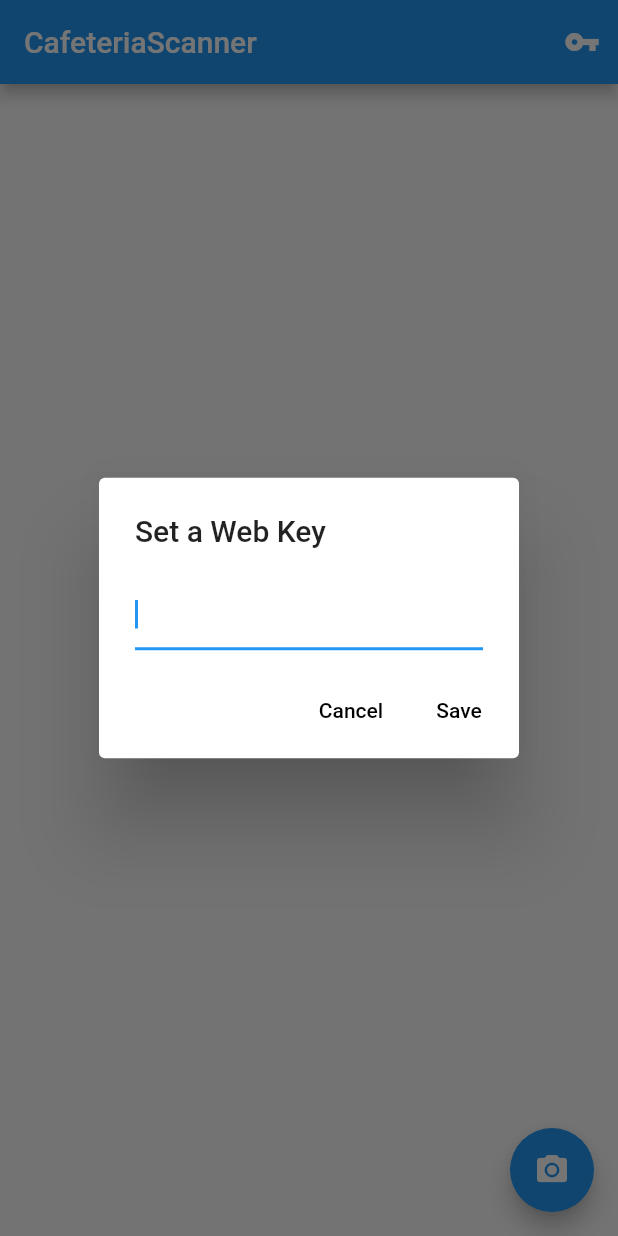
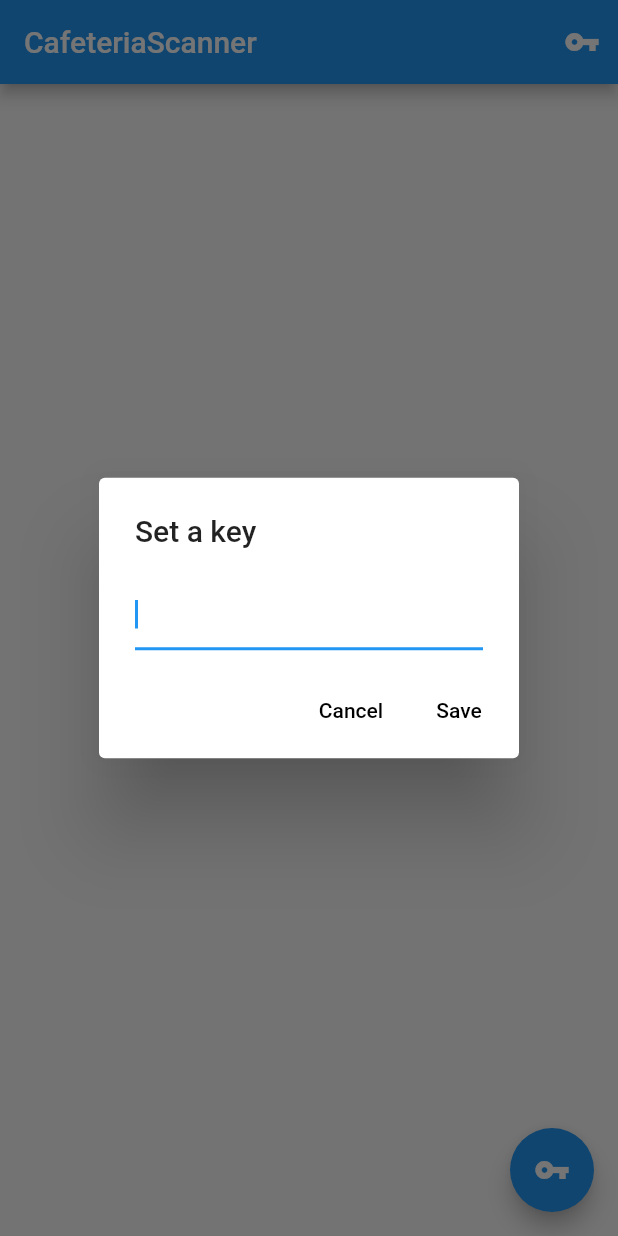
Before and after one commit to timetablebot/scanner, a Flutter app: the screen it shows after launch, after a tap on the "vpn key" icon, on a phone screen of 412 x 824 dp. Run offline on Flutter 3.47's test engine with Material 2 defaults, Android fonts, the phone set to English and light mode, and no system bars; our stand-ins replace image_picker, shared_preferences; missing offline and left inert: diff_match_patch, firebase_ml_vision, image_crop; accounts and stored records are empty.

Commit message:
Improves key entering process & input dialog

```diff
--- a/lib/main.dart
+++ b/lib/main.dart
@@ -10,17 +10,9 @@ import 'package:cafeteria_scanner/pages/select_page.dart';
 import 'package:cafeteria_scanner/pages/show_page.dart';
 import 'package:cafeteria_scanner/web/web_key.dart';
 import 'package:flutter/material.dart';
-import 'package:image_crop/image_crop.dart';
 import 'package:image_picker/image_picker.dart';
 
 void main() => runApp(new MyApp());
-
-// todo add bottomsheet for selecting source
-// https://docs.flutter.io/flutter/material/BottomSheet-class.html
-// todo add loader
-// https://docs.flutter.io/flutter/material/CircularProgressIndicator-class.html
-// todo add new page for thing with photo
-// abort button left above & upload floating button & api diag
 
 class MyApp extends StatelessWidget {
   // This widget is the root of your application.
@@ -37,6 +29,9 @@ class MyApp extends StatelessWidget {
         // "hot reload" (press "r" in the console where you ran "flutter run",
         // or press Run > Flutter Hot Reload in IntelliJ). Notice that the
         // counter didn't reset back to zero; the application is not restarted.
+
+        // https://material.io/tools/color/#!/?view.left=0&view.right=0&primary.color=FFA000
+
         primarySwatch: Colors.blue,
       ),
       home: new MyHomePage(title: 'CafeteriaScanner'),
@@ -63,43 +58,24 @@ class MyHomePage extends StatefulWidget {
 }
 
 class _MyHomePageState extends State<MyHomePage> {
-  Widget _sourcePicker;
-  bool _loading = false;
+  bool _hasWebKey = false;
 
-  void _alertWebKey() async {
-    final setKey = await showDialog<bool>(
-      context: context,
-      barrierDismissible: false,
-      builder: (context) {
-        return new AlertDialog(
-          title: new Text("Warning"),
-          content: new SingleChildScrollView(
-            child: new Text("You have to set a web key"),
-          ),
-          actions: <Widget>[
-            new FlatButton(
-              child: new Text("OK"),
-              onPressed: () => Navigator.of(context).pop(false),
-            ),
-            new FlatButton(
-              child: new Text("Set"),
-              onPressed: () => Navigator.of(context).pop(true),
-            ),
-          ],
-        );
-      },
-    );
+  _MyHomePageState() {
+    _checkForWebKey();
+  }
 
-    if (setKey) {
-      _enterWebKey();
-    }
+  void _checkForWebKey() async {
+    final key = await WebKey.instance();
+    setState(() {
+      _hasWebKey = key.isSet();
+    });
   }
 
   void _enterWebKey() async {
     final webKey = await WebKey.instance();
-    final key = await showDialog(
+    final key = await showDialog<String>(
         builder: (context) => new InputDialog(
-              title: "Set a Web Key",
+              title: "Set a key",
               initialText: webKey.get() ?? '',
             ),
         context: context);
@@ -109,16 +85,14 @@ class _MyHomePageState extends State<MyHomePage> {
     }
 
     webKey.set(key);
+    setState(() {
+      _hasWebKey = key.isNotEmpty;
+    });
   }
 
   void _pickImageSource() async {
-    final webKey = await WebKey.instance();
-    if (!webKey.isSet()) {
-      _alertWebKey();
-      return;
-    }
-
-    showModalBottomSheet(context: context, builder: (context) => _sourcePicker);
+    showModalBottomSheet(
+        context: context, builder: (context) => SourcePickerModal(_pickImage));
   }
 
   void _pickImage(ImageSource source) async {
@@ -174,12 +148,6 @@ class _MyHomePageState extends State<MyHomePage> {
   }
 
   @override
-  void initState() {
-    super.initState();
-    _sourcePicker = new SourcePickerModal(_pickImage);
-  }
-
-  @override
   Widget build(BuildContext context) {
     return new Scaffold(
       appBar: new AppBar(
@@ -188,26 +156,22 @@ class _MyHomePageState extends State<MyHomePage> {
           new IconButton(
               icon: new Icon(Icons.vpn_key),
               onPressed: _enterWebKey,
-              tooltip: "Set the Web Key"),
+              tooltip: "Set a key"),
         ],
       ),
       body: _buildBody(context),
       floatingActionButton: new FloatingActionButton(
-        onPressed: _pickImageSource,
-        tooltip: 'Photo',
-        child: new Icon(Icons.camera_alt),
+        onPressed: _hasWebKey ? _pickImageSource : _enterWebKey,
+        tooltip: _hasWebKey ? 'Photo' : 'Key',
+        child: new Icon(_hasWebKey ? Icons.camera_alt : Icons.vpn_key),
       ),
     );
   }
 
   Widget _buildBody(BuildContext context) {
-    if (_loading) {
-      return Center(child: new CircularProgressIndicator());
-    }
-
     return new Center(
       child: new Text(
-        'Select a image',
+        _hasWebKey ? 'Select a image' : 'Set a key',
         style: Theme.of(context).textTheme.display1,
       ),
     );
--- a/lib/modals/input_dialog.dart
+++ b/lib/modals/input_dialog.dart
@@ -4,16 +4,23 @@ class InputDialog extends StatelessWidget {
   final String title;
   final String initialText;
   final TextInputType inputType;
+  final TextEditingController _controller;
 
   InputDialog(
       {@required this.title,
       this.initialText: '',
-      this.inputType: TextInputType.text});
+      this.inputType: TextInputType.text}):
+      _controller = _buildController(initialText);
+
+  static TextEditingController _buildController(String initialText) {
+    return TextEditingController.fromValue(TextEditingValue(
+      text: initialText,
+      selection: TextSelection.collapsed(offset: initialText.length),
+    ));
+  }
 
   @override
   Widget build(BuildContext context) {
-    String _textCopy;
-
     return SimpleDialog(
         title: Text(title),
         // Bottom 16 - 4, because we want only 20
@@ -24,13 +31,7 @@ class InputDialog extends StatelessWidget {
                 const EdgeInsets.symmetric(vertical: 8.0, horizontal: 24.0),
             child: new TextField(
               keyboardType: inputType,
-              controller:
-                  new TextEditingController.fromValue(new TextEditingValue(
-                text: initialText,
-                selection:
-                    new TextSelection.collapsed(offset: initialText.length),
-              )),
-              onChanged: (text) => _textCopy = text,
+              controller: _controller,
               onSubmitted: (text) => Navigator.of(context).pop(text),
               autofocus: true,
               maxLines: null,
@@ -45,7 +46,7 @@ class InputDialog extends StatelessWidget {
                 ),
                 FlatButton(
                   child: Text('Save'),
-                  onPressed: () => Navigator.of(context).pop(_textCopy),
+                  onPressed: () => Navigator.of(context).pop(_controller.text),
                 ),
               ],
             ),
--- a/lib/web/web_key.dart
+++ b/lib/web/web_key.dart
@@ -28,8 +28,7 @@ class WebKey {
 
   void set(String key) async {
     _key = key;
-    final saved = await _prefs.setString('web_key', _key);
-    print("Saved? : " + saved.toString());
+    await _prefs.setString('web_key', _key);
   }
 
 }
```
